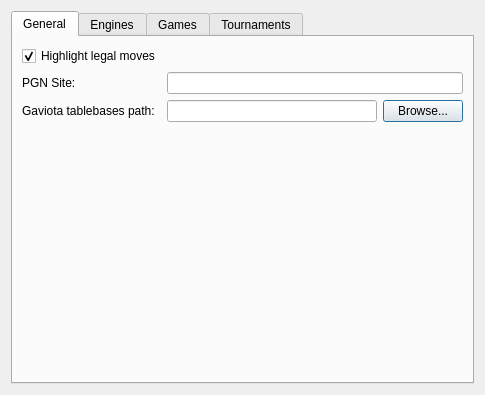
First picture: the form in projects/gui/ui/settingsdlg.ui, repository cutechess/cutechess, before the edit.
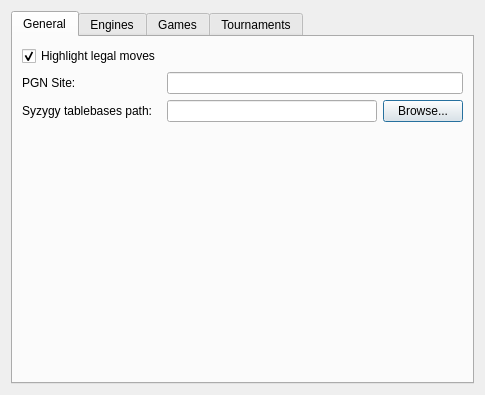
Second picture: the form after the edit. Custom widgets are drawn as their Qt base class.

Commit message:
Replace the Gaviota tablebases with Syzygy.
This allows for:
    - Up to 6 piece tablebase adjudication.
    - Proper handling of the 50 move rule.

```diff
--- a/projects/gui/ui/settingsdlg.ui
+++ b/projects/gui/ui/settingsdlg.ui
@@ -47,7 +47,7 @@
        <item row="2" column="0">
         <widget class="QLabel" name="m_tbPathLabel">
          <property name="text">
-          <string>Gaviota tablebases path:</string>
+          <string>Syzygy tablebases path:</string>
          </property>
          <property name="buddy">
           <cstring>m_tbPathEdit</cstring>
```
The commit also changes 85 other files.
